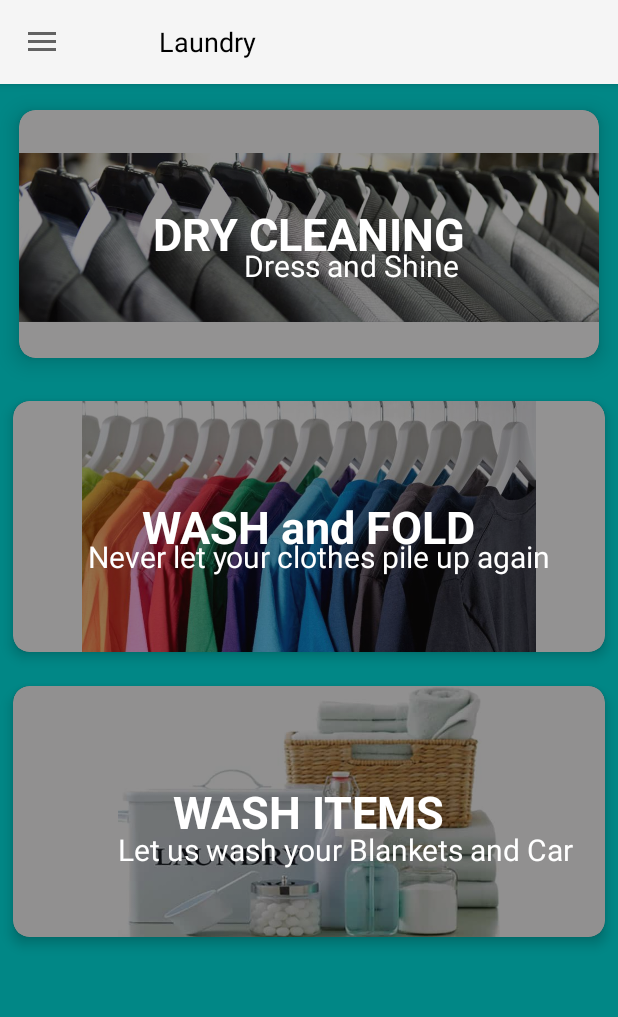
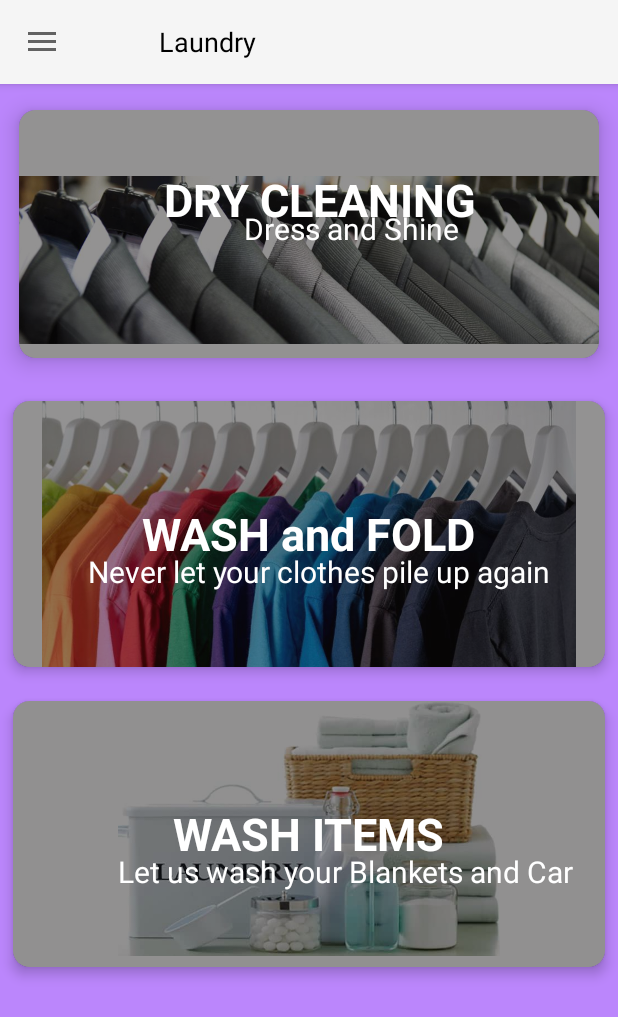
Before and after one commit to Rashmiqwerty/LaundaryApp, an Android app: the screen it shows after launch once a user with an empty profile is signed in (Dashboard), on a phone screen of 412 x 824 dp. Shown: the top 1017 px of the screen. Run offline under Robolectric (Android 15) with nearby library versions, the phone set to English and light mode, and no system bars; our stand-ins replace Firebase (no records; nobody signed in at launch, a user with empty details on screens opened directly); libraries missing offline, so code that uses them is left out: com.facebook, com.facebook.login; 1 statement that could not run was skipped.

Commit message:
activity_dashboard.xml

```diff
--- a/app/src/main/res/layout/activity_dashboard.xml
+++ b/app/src/main/res/layout/activity_dashboard.xml
@@ -7,8 +7,8 @@
     android:layout_height="match_parent"
     tools:context=".Dashboard"
     android:fitsSystemWindows="true"
-    android:background="@color/teal_700"
-    tools:openDrawer="start">
+    android:background="@color/purple_200">
+<!--    tools:openDrawer="start">-->
 
     <RelativeLayout
         android:layout_width="match_parent"
@@ -53,7 +53,7 @@
 
             <ImageView
                 android:layout_width="match_parent"
-                android:layout_height="170dp"
+                android:layout_height="200dp"
                 android:id="@+id/image1"
                 android:layout_gravity="center_horizontal"
                 android:src="@drawable/shirt2">
@@ -68,25 +68,36 @@
                 app:layout_constraintBottom_toBottomOf="parent"
                 tools:ignore="MissingConstraints"
                 tools:layout_editor_absoluteX="16dp"></View>
+           <RelativeLayout
+               android:layout_width="wrap_content"
+               android:layout_height="wrap_content">
+
                <TextView
+                   android:id="@+id/dry"
                    android:layout_width="wrap_content"
                    android:layout_height="wrap_content"
+                   android:layout_alignParentTop="true"
+                   android:layout_alignParentEnd="true"
+                   android:layout_marginTop="39dp"
+                   android:layout_marginEnd="82dp"
+
                    android:text="DRY CLEANING"
+                   android:textColor="@color/white"
                    android:textSize="30dp"
-                android:layout_gravity="center"
-                android:textStyle="bold"
-                android:textColor="@color/white"
-                ></TextView>
+                   android:textStyle="bold"></TextView>
 
                <TextView
+
                    android:layout_width="wrap_content"
                    android:layout_height="wrap_content"
                    android:layout_marginLeft="150dp"
-                android:layout_marginTop="90dp"
+                   android:layout_marginTop="65dp"
                    android:text="Dress and Shine"
                    android:textColor="@color/white"
 
+
                    android:textSize="20dp"></TextView>
+           </RelativeLayout>
 
 
         </androidx.cardview.widget.CardView>
@@ -95,7 +106,7 @@
         <androidx.cardview.widget.CardView
             android:id="@+id/cardViewimage2"
             android:layout_width="match_parent"
-            android:layout_height="190dp"
+            android:layout_height="200dp"
             android:layout_below="@id/cardViewimage1"
             app:cardCornerRadius="11dp"
             app:cardElevation="5dp"
@@ -103,7 +114,7 @@
 
             <ImageView
                 android:layout_width="match_parent"
-                android:layout_height="170dp"
+                android:layout_height="200dp"
                 android:layout_gravity="center_horizontal"
                 android:src="@drawable/wash">
 
@@ -131,7 +142,7 @@
                 android:layout_width="wrap_content"
                 android:layout_height="wrap_content"
                 android:layout_marginLeft="50dp"
-                android:layout_marginTop="90dp"
+                android:layout_marginTop="100dp"
                 android:text="Never let your clothes pile up again"
                 android:textColor="@color/white"
 
@@ -142,7 +153,7 @@
         <androidx.cardview.widget.CardView
             android:id="@+id/cardViewimage3"
             android:layout_width="match_parent"
-            android:layout_height="190dp"
+            android:layout_height="200dp"
             android:layout_below="@id/cardViewimage2"
             app:cardCornerRadius="11dp"
             app:cardElevation="5dp"
@@ -179,7 +190,7 @@
                 android:layout_width="wrap_content"
                 android:layout_height="wrap_content"
                 android:layout_marginLeft="70dp"
-                android:layout_marginTop="95dp"
+                android:layout_marginTop="100dp"
                 android:text="Let us wash your Blankets and Car"
                 android:textColor="@color/white"
 
```
Lines whose indentation alone changed are shown as unchanged.
